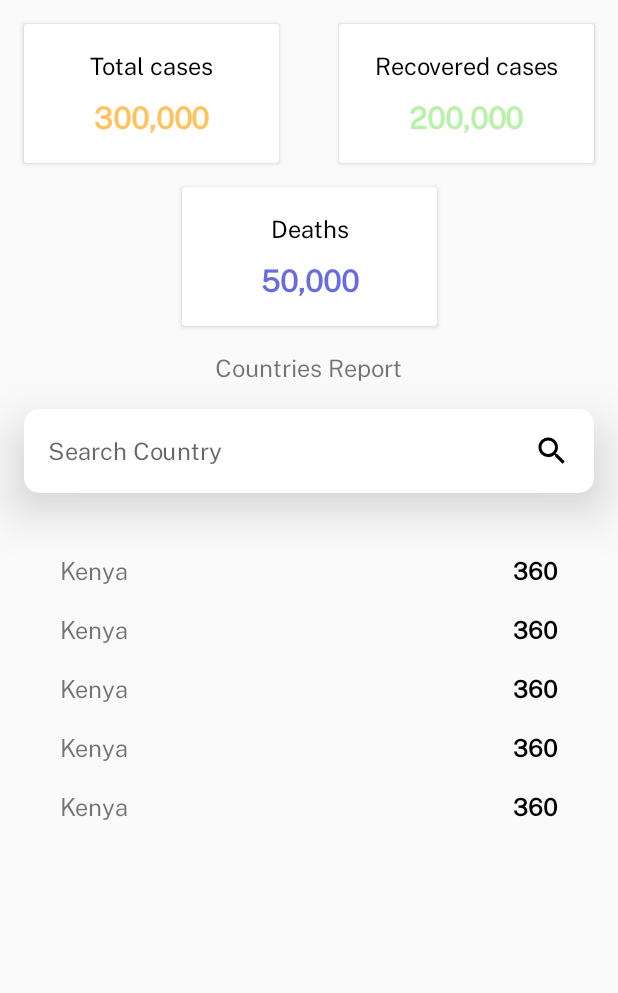
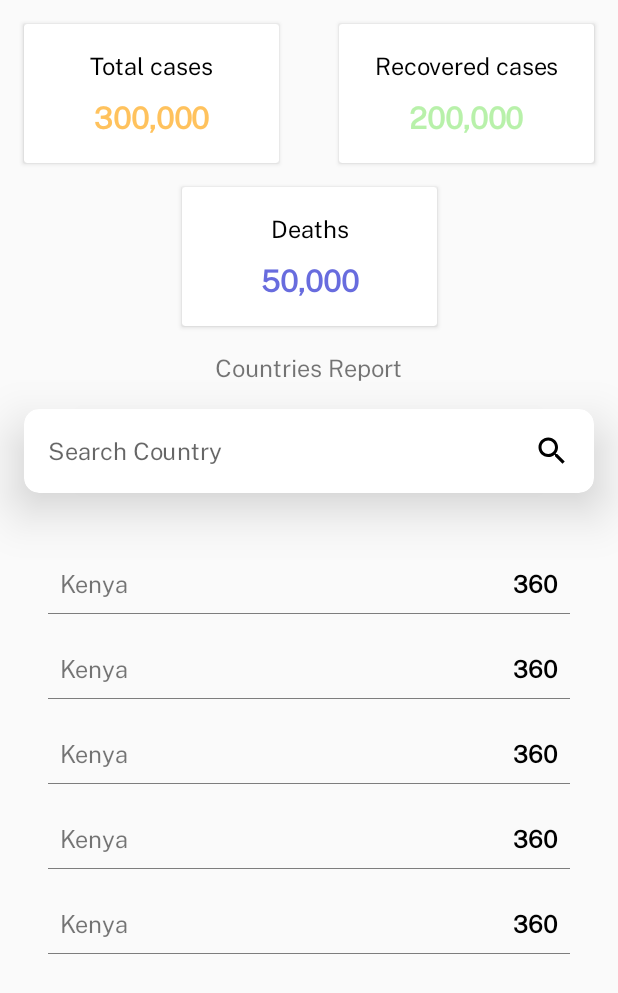
Before and after one commit to Florence-Njeri/SCAMPAssesment, an Android app: the layout main_fragment.xml on its own in the app's theme, with its tools: preview values and no code run, on a phone screen of 412 x 824 dp. Shown: the top 993 px of the screen. Run offline under Robolectric (Android 15) with nearby library versions, the phone set to English and light mode, and no system bars.

Commit message:
add databiding dependencies and refactor country list item layout

```diff
--- a/app/build.gradle
+++ b/app/build.gradle
@@ -26,6 +26,10 @@ android {
 
     kotlinOptions {
         jvmTarget = "1.8"
+    }
+
+    dataBinding {
+        enabled true
     }
 
 }
--- a/app/src/main/res/layout/countries_list_view.xml
+++ b/app/src/main/res/layout/countries_list_view.xml
@@ -1,11 +1,8 @@
 <?xml version="1.0" encoding="utf-8"?>
-<androidx.constraintlayout.widget.ConstraintLayout
-    xmlns:android="http://schemas.android.com/apk/res/android"
+<androidx.constraintlayout.widget.ConstraintLayout xmlns:android="http://schemas.android.com/apk/res/android"
     xmlns:app="http://schemas.android.com/apk/res-auto"
-    xmlns:tools="http://schemas.android.com/tools"
     android:layout_width="match_parent"
-    android:layout_height="wrap_content"
-  >
+    android:layout_height="wrap_content">
 
 
     <TextView
@@ -14,8 +11,6 @@
         android:layout_height="wrap_content"
         android:layout_margin="8dp"
         android:layout_marginStart="32dp"
-        android:layout_marginTop="4dp"
-        android:layout_marginBottom="4dp"
         android:layout_weight="1"
         android:fontFamily="@font/public_sans_regular"
         android:text="Kenya"
@@ -41,4 +36,17 @@
         app:layout_constraintBottom_toBottomOf="parent"
         app:layout_constraintEnd_toEndOf="parent"
         app:layout_constraintTop_toTopOf="parent" />
+
+    <View
+        android:id="@+id/view"
+        android:layout_width="wrap_content"
+        android:layout_height="0.5dp"
+        android:layout_marginTop="8dp"
+        android:layout_marginBottom="8dp"
+        android:alpha="0.5"
+        android:background="@color/black"
+        app:layout_constraintBottom_toBottomOf="parent"
+        app:layout_constraintEnd_toEndOf="@+id/statistics"
+        app:layout_constraintStart_toStartOf="@+id/country"
+        app:layout_constraintTop_toBottomOf="@id/country" />
 </androidx.constraintlayout.widget.ConstraintLayout>
```
